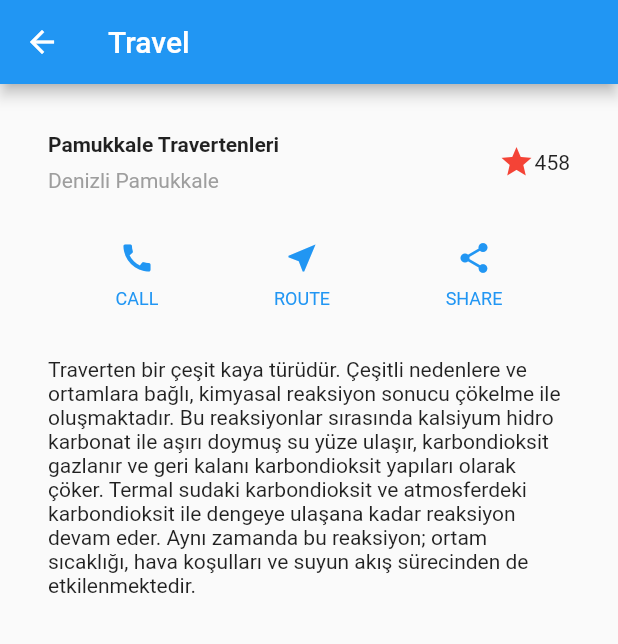
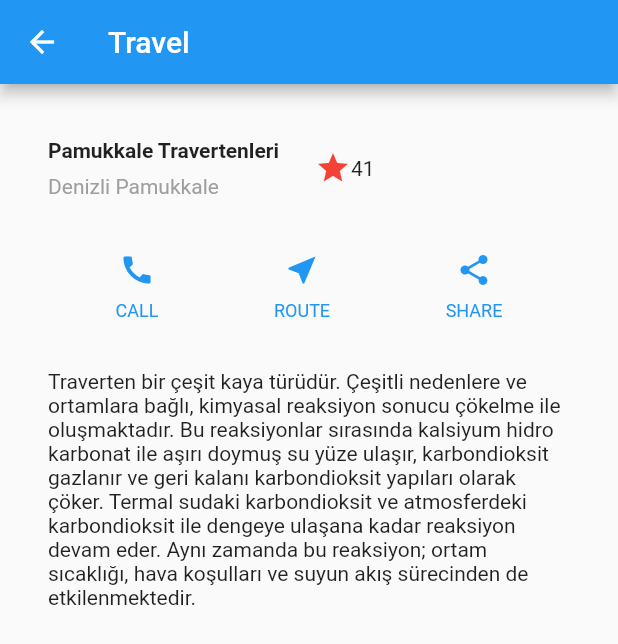
Before and after one commit to gulsenkeskin/layouts-demo, a Flutter app: the screen it shows after launch, after a tap on "Travel", on a phone screen of 412 x 824 dp. Shown: the top 644 px of the screen. Run offline on Flutter 3.47's test engine with Material 2 defaults, Android fonts, the phone set to English and light mode, and no system bars.

Commit message:
StatefulWidget example

```diff
--- a/lib/screens/layout_demo.dart
+++ b/lib/screens/layout_demo.dart
@@ -13,9 +13,14 @@ Future<String> loadAsset() async {
   return await rootBundle.loadString('assets/config.json');
 }
 
+class Travel extends StatefulWidget {
+  const Travel({Key? key}) : super(key: key);
 
-class Travel extends StatelessWidget {
-  const Travel({Key? key}) : super(key: key);
+  @override
+  State<Travel> createState() => _TravelState();
+}
+
+class _TravelState extends State<Travel> {
   @override
   Widget build(BuildContext context) {
     return MyHomePage(title: "Travel");
@@ -30,40 +35,20 @@ class MyHomePage extends StatefulWidget {
 }
 
 class _MyHomePageState extends State<MyHomePage> {
-  Widget titleSection = Container(
-    padding: const EdgeInsets.all(32),
-    child: Row(
-      children: [
-        Expanded(
-          child: Column(
-            crossAxisAlignment: CrossAxisAlignment.start,
-            children: [
-              Container(
-                padding: const EdgeInsets.only(bottom: 8),
-                child: const Text(
-                  "Pamukkale Travertenleri",
-                  style: TextStyle(
-                    fontWeight: FontWeight.bold,
-                  ),
-                ),
-              ),
-              Text(
-                "Denizli Pamukkale",
-                style: TextStyle(
-                  color: Colors.grey[500],
-                ),
-              )
-            ],
-          ),
-        ),
-        Icon(
-          Icons.star,
-          color: Colors.red[500],
-        ),
-        const Text("458")
-      ],
-    ),
-  );
+  bool _isFavorited = true;
+  int _favoriteCount = 41;
+
+  void _toggleFavorite() {
+    setState(() {
+      if (_isFavorited) {
+        _favoriteCount -= 1;
+        _isFavorited = false;
+      } else {
+        _favoriteCount += 1;
+        _isFavorited = true;
+      }
+    });
+  }
 
   Widget textSection = const Padding(
     padding: EdgeInsets.all(32),
@@ -85,14 +70,11 @@ class _MyHomePageState extends State<MyHomePage> {
       ],
     );
 
-
     return Scaffold(
       appBar: AppBar(
-
         title: Text(widget.title),
       ),
       body: Center(
-
         child: ListView(
           children: [
             //const Image(image: AssetImage('images/pamukkale.jpg')),
@@ -103,11 +85,79 @@ class _MyHomePageState extends State<MyHomePage> {
             //
             // fit: BoxFit.cover,
             //),
-            titleSection,
+            titleSection(_favoriteCount, _isFavorited),
             buttonSection,
             textSection,
           ],
         ),
+      ),
+    );
+  }
+
+  titleSection(int favoriteCount, bool isFavorited) {
+    return Container(
+      padding: const EdgeInsets.all(32),
+      child: Row(
+        children: [
+          Expanded(
+            child: Row(
+              children: [
+                Column(
+                  crossAxisAlignment: CrossAxisAlignment.start,
+                  children: [
+                    Container(
+                      padding: const EdgeInsets.only(bottom: 8),
+                      child: const Text(
+                        "Pamukkale Travertenleri",
+                        style: TextStyle(
+                          fontWeight: FontWeight.bold,
+                        ),
+                      ),
+                    ),
+                    Text(
+                      "Denizli Pamukkale",
+                      style: TextStyle(
+                        color: Colors.grey[500],
+                      ),
+                    ),
+
+                  ],
+                ),
+                Column(
+                  children: [
+                    Column(
+                      children: [
+                        Row(
+                          mainAxisSize: MainAxisSize.min,
+                          children: [
+                            Container(
+                              padding: const EdgeInsets.all(0),
+                              child: IconButton(
+                                padding: const EdgeInsets.all(0),
+                                alignment: Alignment.centerRight,
+                                icon: (_isFavorited
+                                    ? const Icon(Icons.star)
+                                    : const Icon(Icons.star_border)),
+                                color: Colors.red[500],
+                                onPressed: _toggleFavorite,
+                              ),
+                            ),
+                            SizedBox(
+                              width: 18,
+                              child: SizedBox(
+                                child: Text('$_favoriteCount'),
+                              ),
+                            ),
+                          ],
+                        ),
+                      ],
+                    ),
+                  ],
+                ),
+              ],
+            ),
+          ),
+        ],
       ),
     );
   }
```
